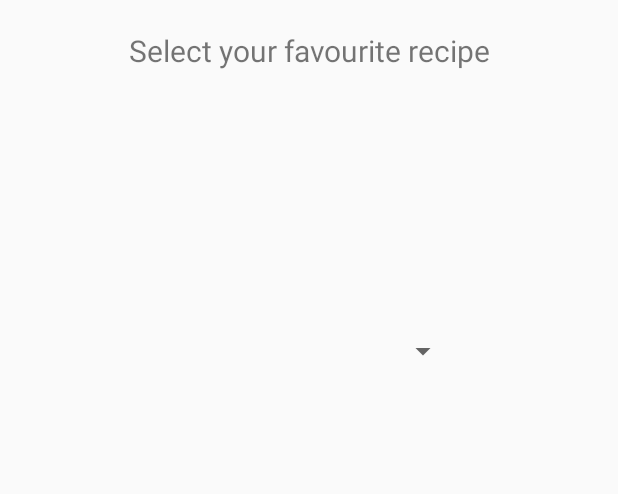
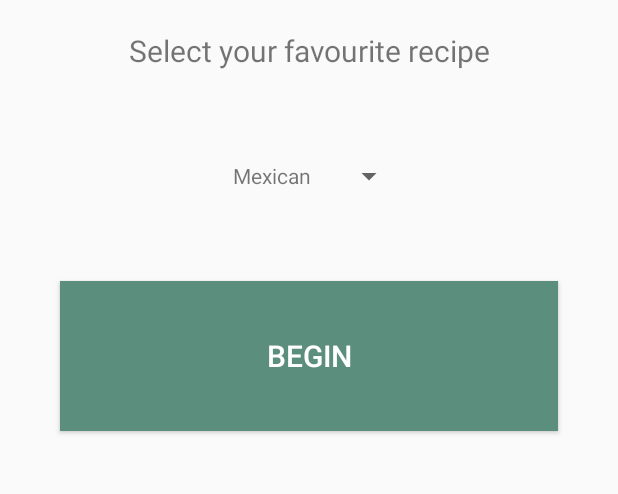
Before and after one commit to billygoh/BillyRecipeAppAndroid, an Android app: the screen it shows after launch (MainActivity), on a phone screen of 412 x 824 dp, the part 175-669 px from its top. Run offline under Robolectric (Android 15) with nearby library versions, the phone set to English and light mode, and no system bars.

Commit message:
Set spinner custom adapter

```diff
--- a/app/src/main/java/com/billygdev/billyrecipeappandroid/MainActivity.kt
+++ b/app/src/main/java/com/billygdev/billyrecipeappandroid/MainActivity.kt
@@ -4,11 +4,16 @@ import android.content.Context
 import android.content.Intent
 import androidx.appcompat.app.AppCompatActivity
 import android.os.Bundle
+import android.view.View
+import android.widget.AdapterView
+import android.widget.ArrayAdapter
+import kotlinx.android.synthetic.main.activity_main.*
 import org.xmlpull.v1.XmlPullParser
 
-class MainActivity : AppCompatActivity() {
+class MainActivity : AppCompatActivity(), AdapterView.OnItemSelectedListener {
 
-    val localDB = LocalDB(this, null, null, 1, null)
+    private val localDB = LocalDB(this, null, null, 1, null)
+    var spinnerSelectedRecipeTypeID: Int = 0
 
     override fun onCreate(savedInstanceState: Bundle?) {
         super.onCreate(savedInstanceState)
@@ -34,7 +39,15 @@ class MainActivity : AppCompatActivity() {
             }
 
             localDB.populateRecipeTypes(recipeTypeArr)
+
+            recipeTypeSpinner.onItemSelectedListener = this
+            val arrayAdapter = SpinnerCustomAdapter(this, localDB.showRecipeTypes())
+            recipeTypeSpinner.adapter = arrayAdapter
         }
+
+        beginBtn.setOnClickListener(View.OnClickListener {
+            println("clickkkkkkkkk:::")
+        })
     }
 
     private fun checkRecipeTypeSelected(): Boolean {
@@ -50,4 +63,16 @@ class MainActivity : AppCompatActivity() {
 
         return false
     }
+
+    private fun preAddData() {
+
+    }
+
+    override fun onItemSelected(av: AdapterView<*>?, view: View?, index: Int, id: Long) {
+        spinnerSelectedRecipeTypeID = id.toInt()
+    }
+
+    override fun onNothingSelected(av: AdapterView<*>?) {
+        TODO("not implemented") //To change body of created functions use File | Settings | File Templates.
+    }
 }
--- /dev/null
+++ b/app/src/main/java/com/billygdev/billyrecipeappandroid/SpinnerCustomAdapter.kt
@@ -0,0 +1,49 @@
+package com.billygdev.billyrecipeappandroid
+
+import android.content.Context
+import android.view.LayoutInflater
+import android.view.View
+import android.view.ViewGroup
+import android.widget.BaseAdapter
+import android.widget.TextView
+
+class SpinnerCustomAdapter(val context: Context, val recipeTypeArr: Array<RecipeType>): BaseAdapter() {
+
+    val inflater: LayoutInflater = LayoutInflater.from(context)
+
+    override fun getCount(): Int {
+        return recipeTypeArr.size
+    }
+
+    override fun getItem(index: Int): Any {
+        return recipeTypeArr.get(index)
+    }
+
+    override fun getItemId(index: Int): Long {
+        return recipeTypeArr.get(index).id.toLong()
+    }
+
+    override fun getView(position: Int, convertView: View?, parent: ViewGroup?): View {
+        val view: View
+        val viewHolder: ItemRowHolder
+
+        if(convertView == null) {
+            view = inflater.inflate(R.layout.custom_spinner, parent, false)
+            viewHolder = ItemRowHolder(view)
+            view?.tag = viewHolder
+        } else {
+            view = convertView
+            viewHolder = view.tag as ItemRowHolder
+        }
+
+        viewHolder.label.text = recipeTypeArr.get(position).name
+        return view
+    }
+
+    private class ItemRowHolder(view: View?) {
+        val label: TextView
+        init {
+            this.label = view?.findViewById(R.id.spinnerTitleTV) as TextView
+        }
+    }
+}
--- a/app/src/main/res/layout/activity_main.xml
+++ b/app/src/main/res/layout/activity_main.xml
@@ -22,10 +22,22 @@
         android:textSize="20sp"
         android:layout_marginTop="20dp"/>
 
-    <Spinner android:layout_width="300px" android:layout_height="500px"
+    <Spinner android:layout_width="wrap_content" android:layout_height="wrap_content"
         android:id="@+id/recipeTypeSpinner"
         android:layout_below="@id/selectRecipeTypeTV"
         android:layout_centerInParent="true"
-        android:layout_marginTop="20dp"></Spinner>
+        android:layout_marginTop="20dp"
+        android:gravity="center"
+    android:textAlignment="center"></Spinner>
+
+    <Button android:layout_width="match_parent" android:layout_height="150px"
+        android:id="@+id/beginBtn"
+        android:text="Begin"
+        android:textSize="20dp"
+        android:textStyle="normal"
+        android:background="#5B8E7D"
+        android:layout_below="@+id/recipeTypeSpinner"
+        android:textColor="@android:color/white"
+        android:layout_margin="20dp"/>
 
 </RelativeLayout>
--- /dev/null
+++ b/app/src/main/res/layout/custom_spinner.xml
@@ -0,0 +1,14 @@
+<?xml version="1.0" encoding="utf-8"?>
+<LinearLayout xmlns:android="http://schemas.android.com/apk/res/android"
+              android:orientation="vertical"
+              android:layout_width="match_parent"
+              android:layout_height="150px">
+
+    <TextView android:layout_width="match_parent" android:layout_height="match_parent"
+        android:id="@+id/spinnerTitleTV"
+        android:layout_marginLeft="10dp"
+        android:layout_marginRight="10dp"
+        android:layout_gravity="center"
+        android:gravity="center"/>
+
+</LinearLayout>
```
